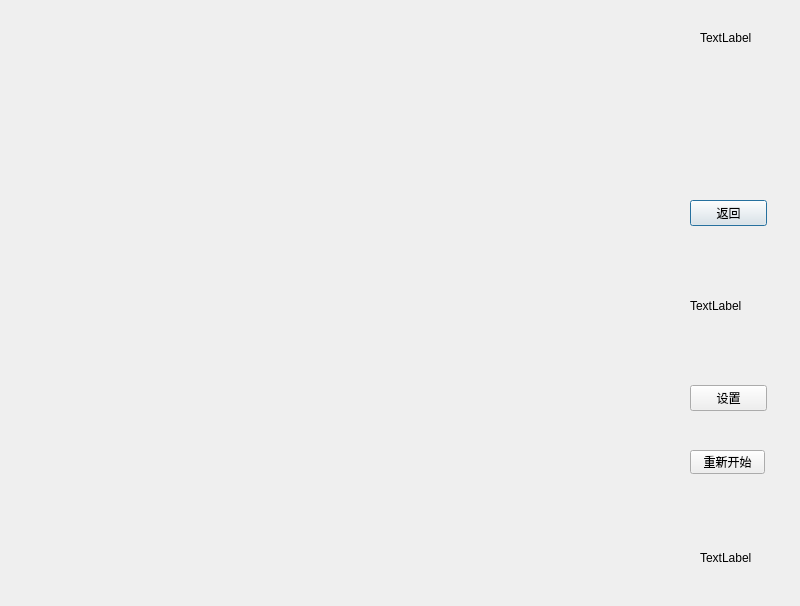
Above: Project1/gobangwindow/gobangwindow.ui from wenliangx/Projects-on-Class-in-BIT before the change. Below: the same form after it.
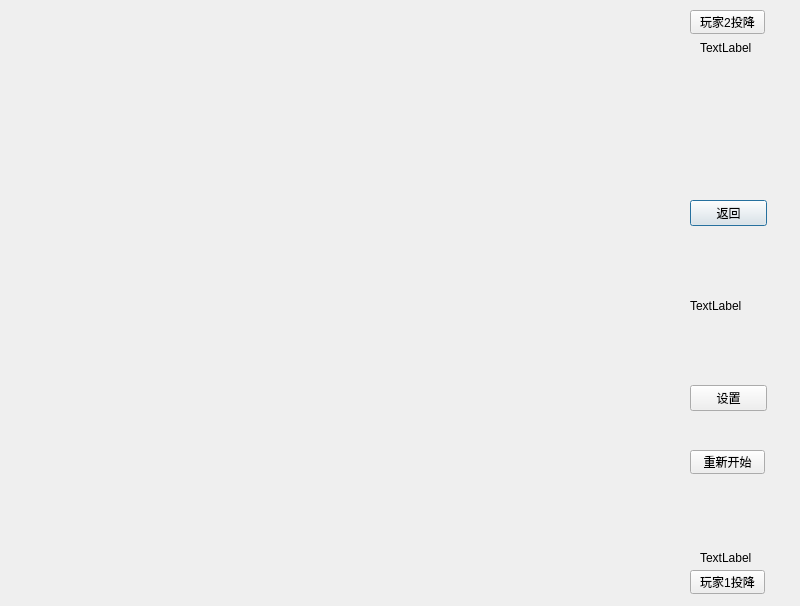
That is the form after the change.

Commit message: 加入设置 投降功能，修复了棋子覆盖和平局bug

The edit to the form file:
```diff
--- a/Project1/gobangwindow/gobangwindow.ui
+++ b/Project1/gobangwindow/gobangwindow.ui
@@ -50,7 +50,7 @@
    <property name="geometry">
     <rect>
      <x>700</x>
-     <y>30</y>
+     <y>40</y>
      <width>54</width>
      <height>16</height>
     </rect>
@@ -85,6 +85,32 @@
     <string>重新开始</string>
    </property>
   </widget>
+  <widget class="QPushButton" name="pushButtonSurround1">
+   <property name="geometry">
+    <rect>
+     <x>690</x>
+     <y>570</y>
+     <width>75</width>
+     <height>24</height>
+    </rect>
+   </property>
+   <property name="text">
+    <string>玩家1投降</string>
+   </property>
+  </widget>
+  <widget class="QPushButton" name="pushButtonSurround2">
+   <property name="geometry">
+    <rect>
+     <x>690</x>
+     <y>10</y>
+     <width>75</width>
+     <height>24</height>
+    </rect>
+   </property>
+   <property name="text">
+    <string>玩家2投降</string>
+   </property>
+  </widget>
  </widget>
  <resources/>
  <connections/>
```
The commit also changes 27 other files.
